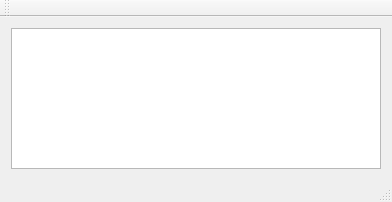
Old version of the form src/app/mainwindow.ui in the repository f0ghua/qcReader.
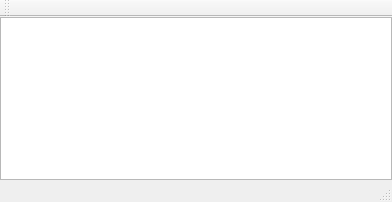
New version of the form.

Patch:
```diff
--- a/src/app/mainwindow.ui
+++ b/src/app/mainwindow.ui
@@ -15,6 +15,18 @@
   </property>
   <widget class="QWidget" name="centralWidget">
    <layout class="QGridLayout" name="gridLayout">
+    <property name="leftMargin">
+     <number>0</number>
+    </property>
+    <property name="topMargin">
+     <number>0</number>
+    </property>
+    <property name="rightMargin">
+     <number>0</number>
+    </property>
+    <property name="bottomMargin">
+     <number>0</number>
+    </property>
     <item row="0" column="0">
      <widget class="QPlainTextEdit" name="plainTextEdit"/>
     </item>
```
